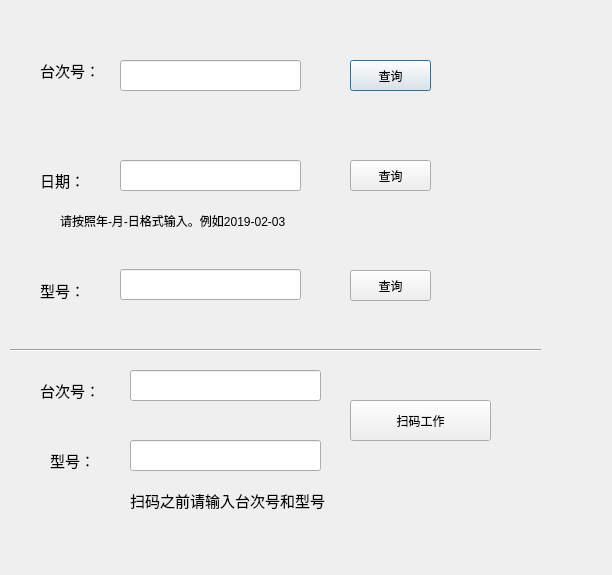
First picture: the form in first.ui, repository SYC1123/SqlServerManager, before the edit.
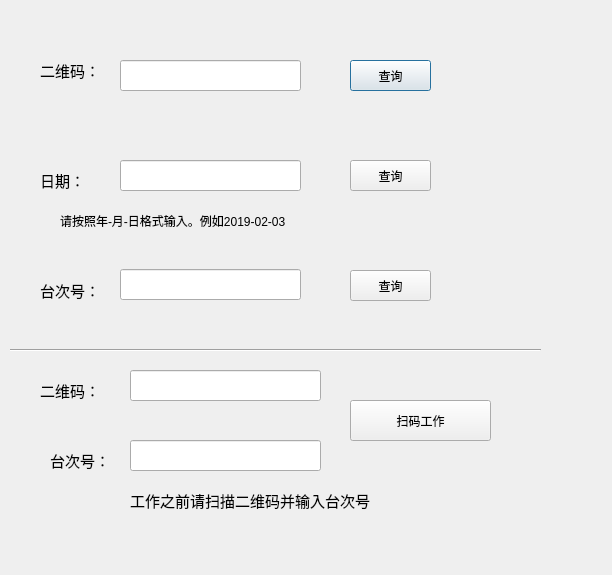
Second picture: the form after the edit.

Patch:
```diff
--- a/first.ui
+++ b/first.ui
@@ -87,7 +87,7 @@
     </font>
    </property>
    <property name="text">
-    <string>台次号：</string>
+    <string>二维码：</string>
    </property>
   </widget>
   <widget class="QLabel" name="label_2">
@@ -159,7 +159,7 @@
     </font>
    </property>
    <property name="text">
-    <string>型号：</string>
+    <string>台次号：</string>
    </property>
   </widget>
   <widget class="QPushButton" name="pushButton_4">
@@ -190,7 +190,7 @@
     </font>
    </property>
    <property name="text">
-    <string>台次号：</string>
+    <string>二维码：</string>
    </property>
   </widget>
   <widget class="QLineEdit" name="lineEdit_4">
@@ -218,7 +218,7 @@
     </font>
    </property>
    <property name="text">
-    <string>型号：</string>
+    <string>台次号：</string>
    </property>
   </widget>
   <widget class="QLineEdit" name="lineEdit_5">
@@ -246,7 +246,7 @@
     </font>
    </property>
    <property name="text">
-    <string>扫码之前请输入台次号和型号</string>
+    <string>工作之前请扫描二维码并输入台次号</string>
    </property>
   </widget>
  </widget>
```
